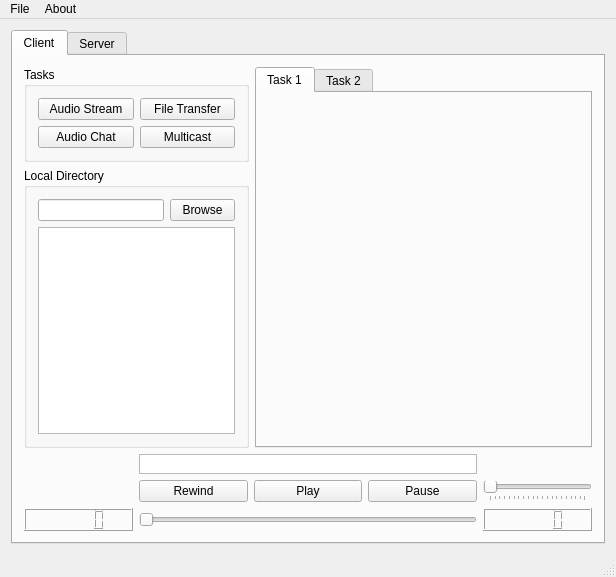
The window that ComAudio/ComAudio.ui (Lee-Jeremy/CommAudio) describes before a commit, drawn with Qt 5.
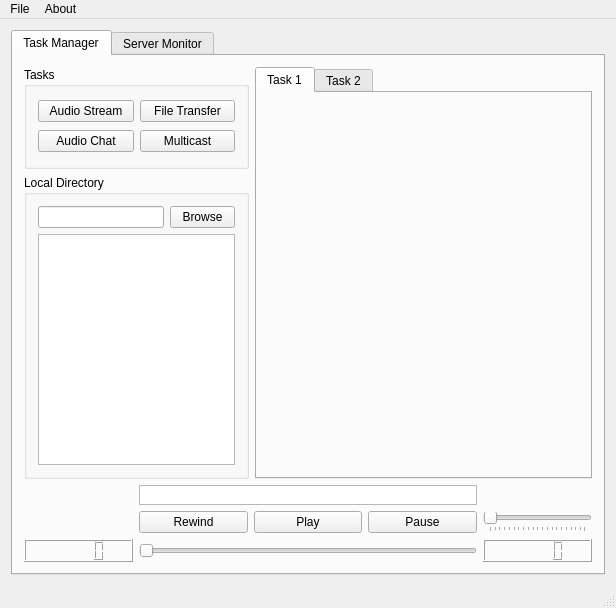
The same window after the commit.

Commit message: Tabs for tasks

Diff of the .ui file:
```diff
--- a/ComAudio/ComAudio.ui
+++ b/ComAudio/ComAudio.ui
@@ -7,7 +7,7 @@
     <x>0</x>
     <y>0</y>
     <width>616</width>
-    <height>577</height>
+    <height>608</height>
    </rect>
   </property>
   <property name="windowTitle">
@@ -22,7 +22,7 @@
       </property>
       <widget class="QWidget" name="tab_main_client">
        <attribute name="title">
-        <string>Client</string>
+        <string>Task Manager</string>
        </attribute>
        <layout class="QGridLayout" name="gridLayout_main_client" rowstretch="2,6,2" columnstretch="4,6">
         <item row="1" column="0">
@@ -209,7 +209,7 @@
         <string/>
        </property>
        <attribute name="title">
-        <string>Server</string>
+        <string>Server Monitor</string>
        </attribute>
        <layout class="QGridLayout" name="gridLayout_main_server" rowstretch="0,0" columnstretch="1,1,1,1,6">
         <item row="0" column="0">
```
Left out of the diff: 8 changed lines with no effect on the pictures. The commit also changes 41 other files.
